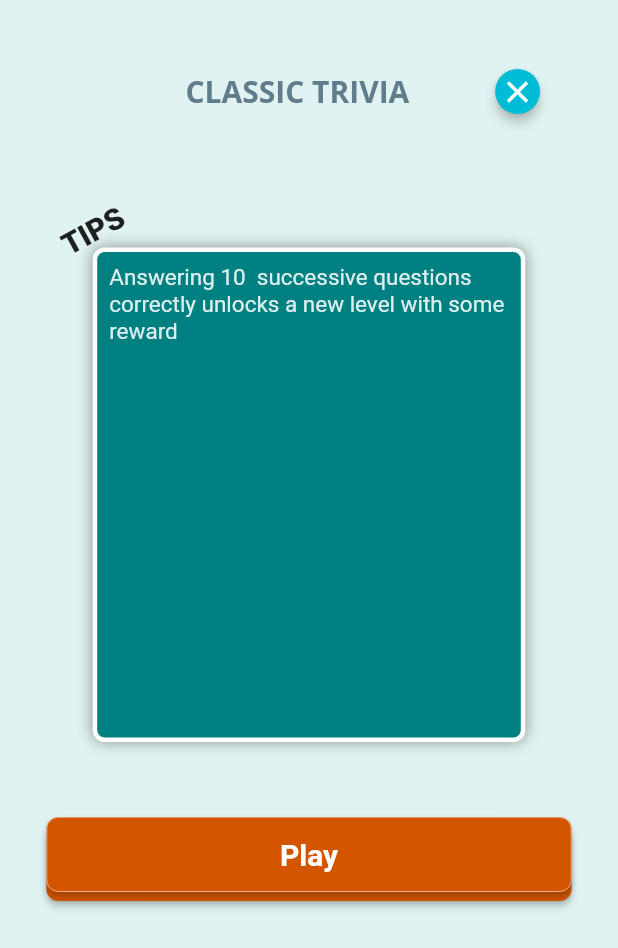
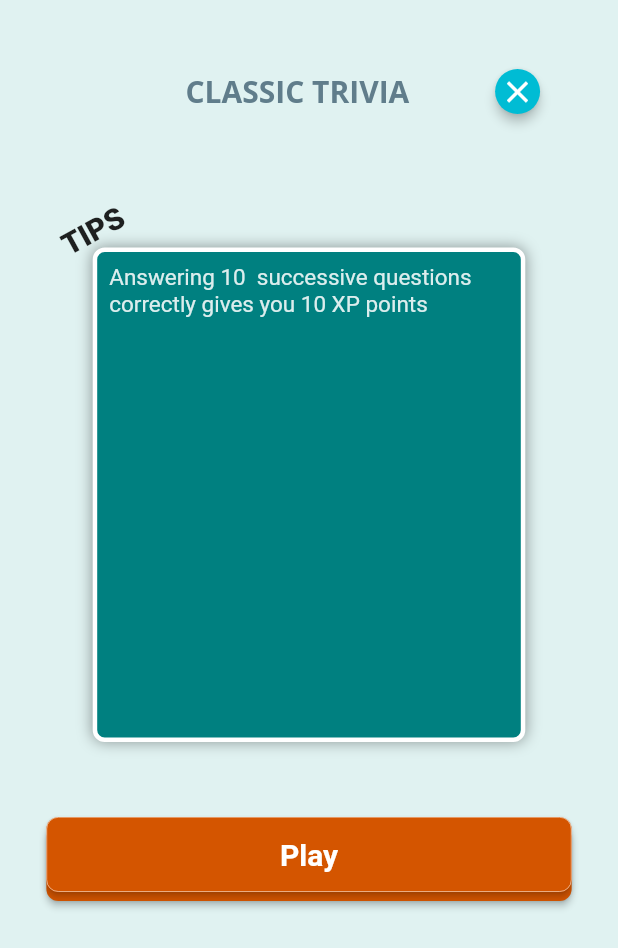
Before and after one commit to chibikes/trivia_expert_app, a Flutter app: the SinglePlayerPage screen opened directly, on a phone screen of 412 x 824 dp. Shown: the top 948 px of the screen. Run offline on Flutter 3.47's test engine with Material 2 defaults, Android fonts, the phone set to English and light mode, and no system bars; our stand-ins replace audioplayers, badges, bloc, cached_network_image, cloud_firestore, equatable and 15 more; missing offline and left inert: dart:ffi, pedantic; accounts and stored records are empty; generated files the repository leaves out were written again; network calls fail.

Commit message:
update tips

```diff
--- a/lib/game/single_player/single_player.dart
+++ b/lib/game/single_player/single_player.dart
@@ -15,7 +15,7 @@ class SinglePlayerPage extends StatefulWidget {
 
 class SinglePlayerPageState extends State<SinglePlayerPage>
     with TickerProviderStateMixin {
-  List<String> tips = ['Answering 10  successive questions correctly unlocks a new level with some reward', 'Buy power ups from the store section', 'Blue Crystals can be used in the store to purchase power ups. Use them!'];
+  List<String> tips = ['Answering 10  successive questions correctly gives you 10 XP points', 'Buy power ups from the store section', 'Blue Crystals can be used in the store to purchase power ups. Use them!'];
   var tipIndex = 0;
   late AnimationController _buttonController =
       AnimationController(vsync: this, duration: Duration(milliseconds: 50));
```
